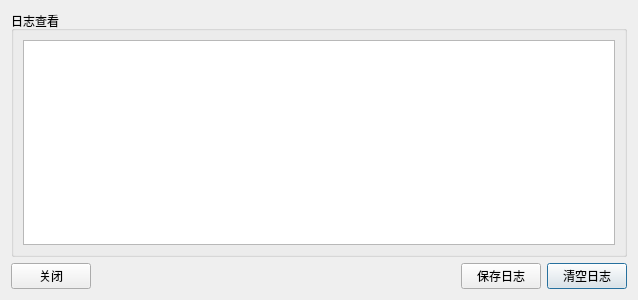
Old version of the form src/debuggers/debugger/output/SAKDebuggerOutputLog.ui in the repository x-tools-author/x-tools.
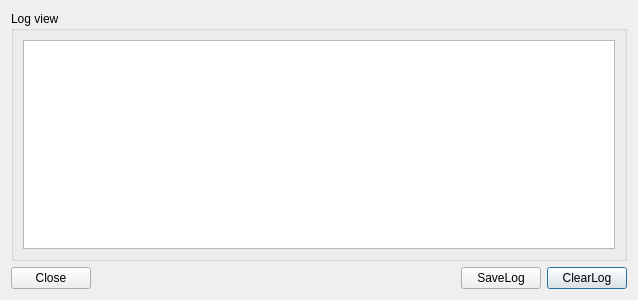
New version of the form.

Diff of the .ui file:
```diff
--- a/src/debuggers/debugger/output/SAKDebuggerOutputLog.ui
+++ b/src/debuggers/debugger/output/SAKDebuggerOutputLog.ui
@@ -17,14 +17,14 @@
    <item row="1" column="3">
     <widget class="QPushButton" name="clearLogPushButton">
      <property name="text">
-      <string>清空日志</string>
+      <string>ClearLog</string>
      </property>
     </widget>
    </item>
    <item row="1" column="2">
     <widget class="QPushButton" name="saveLogPushButton">
      <property name="text">
-      <string>保存日志</string>
+      <string>SaveLog</string>
      </property>
     </widget>
    </item>
@@ -44,14 +44,14 @@
    <item row="1" column="0">
     <widget class="QPushButton" name="closePushButton">
      <property name="text">
-      <string>关闭</string>
+      <string>Close</string>
      </property>
     </widget>
    </item>
    <item row="0" column="0" colspan="4">
     <widget class="QGroupBox" name="groupBox">
      <property name="title">
-      <string>日志查看</string>
+      <string>Log view</string>
      </property>
      <layout class="QGridLayout" name="gridLayout_2">
       <item row="0" column="0">
```
Left out of the diff: 2 changed lines with no effect on the pictures.
